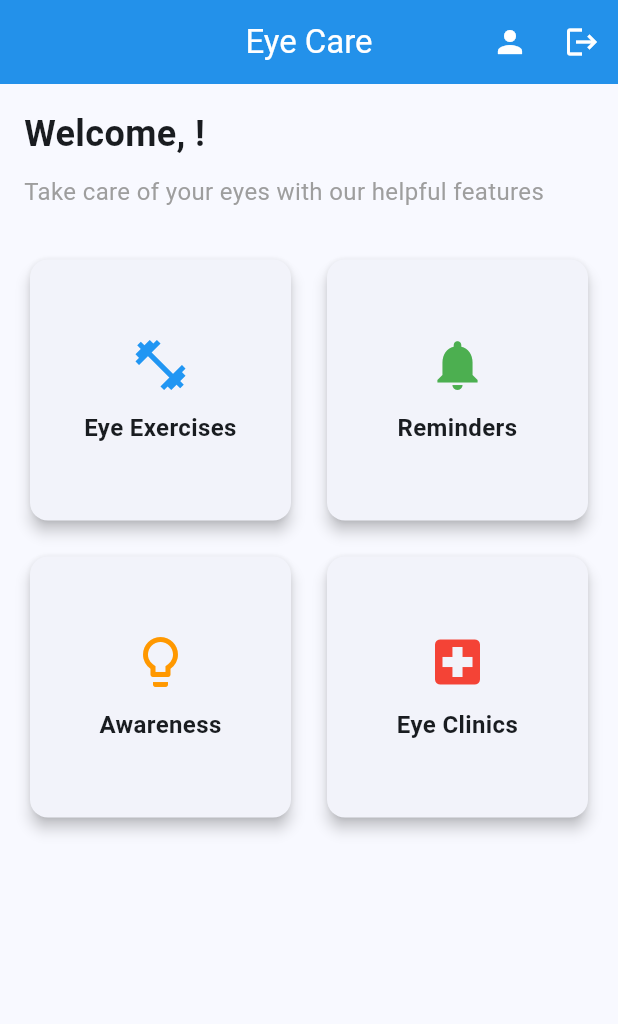
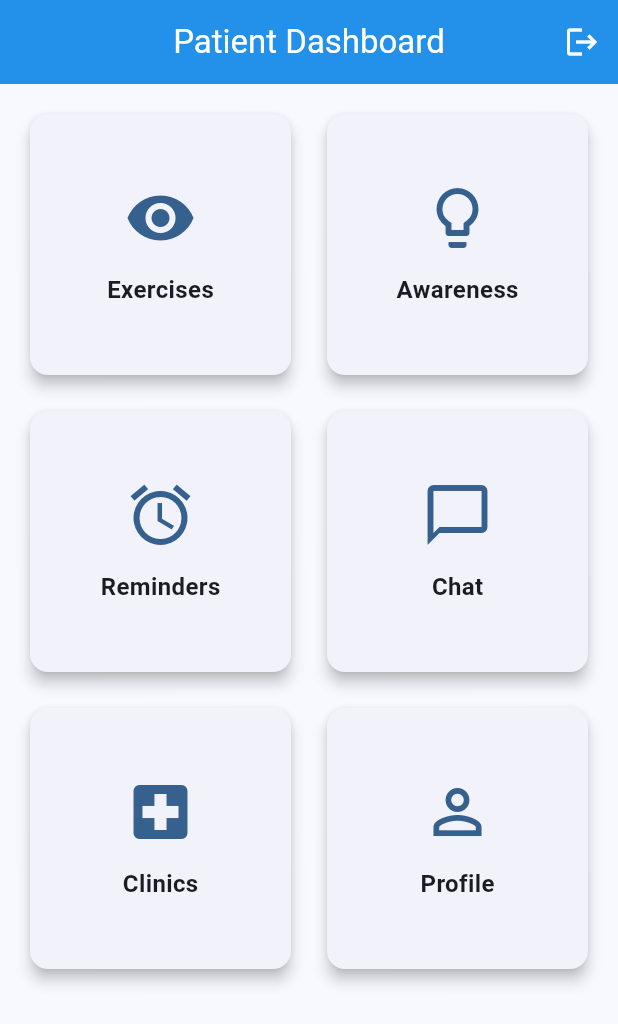
Before and after one commit to Birukdessalegn/eye-care-app, a Flutter app: the screen it shows once a user with an empty profile is signed in, after a tap on the "logout" icon, on a phone screen of 412 x 824 dp. Shown: the top 1024 px of the screen. Run offline on Flutter 3.47's test engine with Material 3 defaults, Android fonts, the light colour scheme and no system bars; our stand-ins replace cloud_firestore, firebase_auth, firebase_core, flutter_local_notifications, go_router, shared_preferences and 1 more; missing offline and left inert: firebase_app_check; accounts and stored records are empty; network calls fail.

Commit message:
modified with good interface

```diff
--- a/lib/main.dart
+++ b/lib/main.dart
@@ -1,5 +1,6 @@
 import 'package:flutter/material.dart';
 import 'package:firebase_core/firebase_core.dart';
+import 'package:firebase_app_check/firebase_app_check.dart';
 import 'package:provider/provider.dart';
 import 'package:go_router/go_router.dart';
 
@@ -15,7 +16,6 @@ import 'screens/exercise_screen.dart';
 import 'screens/awareness_screen.dart';
 import 'screens/reminder_settings_screen.dart';
 import 'screens/chat_screen.dart';
-import 'screens/admin_dashboard.dart';
 import 'screens/clinics_screen.dart';
 import 'utils/firebase_test.dart';
 
@@ -31,18 +31,25 @@ void main() async {
     );
     print('Firebase initialized successfully');
 
+    // Activate App Check
+    await FirebaseAppCheck.instance.activate(
+      androidProvider: AndroidProvider.debug,
+      // You can also set providers for other platforms, like Apple and web.
+    );
+    print('Firebase App Check activated with debug provider.');
+
     // Test Firebase connection
     await FirebaseTest.testConnection();
 
   } catch (e) {
-    print('Firebase initialization failed: $e');
+    print('Firebase initialization or App Check activation failed: $e');
   }
 
-  runApp(MyApp());
+  runApp(const MyApp());
 }
 
 class MyApp extends StatelessWidget {
-  MyApp({super.key});
+  const MyApp({super.key});
 
   @override
   Widget build(BuildContext context) {
@@ -55,6 +62,7 @@ class MyApp extends StatelessWidget {
         builder: (context, authService, child) {
           return MaterialApp.router(
             title: 'Eye Care',
+            debugShowCheckedModeBanner: false,
             theme: ThemeData(
               primarySwatch: Colors.blue,
               colorScheme: ColorScheme.fromSeed(seedColor: Colors.blue),
@@ -87,12 +95,10 @@ class MyApp extends StatelessWidget {
             routerConfig: GoRouter(
               routes: _buildRoutes(),
               redirect: (context, state) {
-                final isLoggedIn = authService.currentUser != null;
+                final isLoggedIn = authService.isLoggedIn;
                 final isAuthPage = state.uri.toString() == '/login' ||
                                   state.uri.toString() == '/register' ||
                                   state.uri.toString() == '/reset-password';
-
-                print('Router redirect - isLoggedIn: $isLoggedIn, isAuthPage: $isAuthPage, location: ${state.uri.toString()}');
 
                 if (!isLoggedIn && !isAuthPage) {
                   return '/login';
@@ -151,10 +157,6 @@ class MyApp extends StatelessWidget {
             builder: (context, state) => ChatScreen(userId: 'current_user_id'),
           ),
           GoRoute(
-            path: 'admin',
-            builder: (context, state) => const AdminDashboard(),
-          ),
-          GoRoute(
             path: 'clinics',
             builder: (context, state) => const ClinicsScreen(),
           ),
--- a/lib/screens/auth/login_screen.dart
+++ b/lib/screens/auth/login_screen.dart
@@ -21,14 +21,6 @@ class _LoginScreenState extends State<LoginScreen> {
   bool _isLoading = false;
 
   @override
-  void initState() {
-    super.initState();
-    // Pre-fill with test values for easier testing
-    _emailController.text = 'test@example.com';
-    _passwordController.text = 'password123';
-  }
-
-  @override
   Widget build(BuildContext context) {
     final authService = Provider.of<AuthService>(context);
 
@@ -38,7 +30,9 @@ class _LoginScreenState extends State<LoginScreen> {
         backgroundColor: Colors.blue,
         foregroundColor: Colors.white,
       ),
-      body: Container(
+      body: SingleChildScrollView(
+        child: Container(
+          padding: const EdgeInsets.symmetric(vertical: 20.0, horizontal: 16.0),
           decoration: const BoxDecoration(
             gradient: LinearGradient(
               begin: Alignment.topCenter,
@@ -47,8 +41,6 @@ class _LoginScreenState extends State<LoginScreen> {
             ),
           ),
           child: Center(
-          child: SingleChildScrollView(
-            padding: const EdgeInsets.all(16.0),
             child: Card(
               elevation: 8,
               shape: RoundedRectangleBorder(
@@ -103,9 +95,7 @@ class _LoginScreenState extends State<LoginScreen> {
                           : CustomButton(
                               text: 'Login',
                               onPressed: () async {
-                                print('Login button pressed');
                                 if (_formKey.currentState!.validate()) {
-                                  print('Form is valid');
                                   setState(() {
                                     _isLoading = true;
                                   });
@@ -115,16 +105,14 @@ class _LoginScreenState extends State<LoginScreen> {
                                     _passwordController.text.trim(),
                                   );
 
+                                  if (mounted) {
                                     setState(() {
                                       _isLoading = false;
                                     });
 
-                                  print('Login result: $success');
                                     if (success) {
-                                    print('Login successful, navigating to home');
-                                    // Navigation is handled by the router based on auth state
+                                      // The GoRouter redirect will handle navigation
                                     } else {
-                                    print('Login failed: ${authService.errorMessage}');
                                       ScaffoldMessenger.of(context).showSnackBar(
                                         SnackBar(
                                           content: Text(
@@ -137,15 +125,13 @@ class _LoginScreenState extends State<LoginScreen> {
                                         ),
                                       );
                                     }
-                                } else {
-                                  print('Form validation failed');
+                                  }
                                 }
                               },
                             ),
                       const SizedBox(height: 16.0),
                       TextButton(
                         onPressed: () {
-                          print('Navigate to register');
                           context.go('/register');
                         },
                         child: const Text('Don\'t have an account? Register'),
@@ -156,13 +142,6 @@ class _LoginScreenState extends State<LoginScreen> {
                           context.go('/reset-password');
                         },
                         child: const Text('Forgot Password?'),
-                      ),
-                      const SizedBox(height: 16.0),
-                      // Debug info
-                      const Text(
-                        'Test credentials: test@example.com / password123',
-                        style: TextStyle(fontSize: 12, color: Colors.grey),
-                        textAlign: TextAlign.center,
                       ),
                     ],
                   ),
--- a/lib/screens/home_screen.dart
+++ b/lib/screens/home_screen.dart
@@ -1,6 +1,7 @@
 import 'package:flutter/material.dart';
 import 'package:go_router/go_router.dart';
 import 'package:provider/provider.dart';
+import 'package:firebase_auth/firebase_auth.dart';
 
 import '../services/auth_service.dart';
 
@@ -9,90 +10,64 @@ class HomeScreen extends StatelessWidget {
 
   @override
   Widget build(BuildContext context) {
-    final authService = Provider.of<AuthService>(context);
-    final user = authService.currentUser;
-    final isAdmin = user?.isAdmin ?? false;
+    final authService = Provider.of<AuthService>(context, listen: false);
 
     return Scaffold(
       appBar: AppBar(
-        title: const Text('Eye Care'),
-        backgroundColor: Colors.blue,
-        foregroundColor: Colors.white,
+        title: const Text('Patient Dashboard'),
         actions: [
-          IconButton(
-            icon: const Icon(Icons.person),
-            onPressed: () {
-              context.go('/profile');
-            },
-          ),
           IconButton(
             icon: const Icon(Icons.logout),
             onPressed: () async {
               await authService.signOut();
-              context.go('/login');
+              // GoRouter's refreshListenable will handle the navigation
             },
+            tooltip: 'Logout',
           ),
         ],
       ),
       body: Padding(
         padding: const EdgeInsets.all(16.0),
-        child: Column(
-          crossAxisAlignment: CrossAxisAlignment.start,
-          children: <Widget>[
-            Text(
-              'Welcome, ${user?.name ?? "User"}!',
-              style: const TextStyle(fontSize: 24, fontWeight: FontWeight.bold),
-            ),
-            const SizedBox(height: 10),
-            const Text(
-              'Take care of your eyes with our helpful features',
-              style: TextStyle(fontSize: 16, color: Colors.grey),
-            ),
-            const SizedBox(height: 30),
-            Expanded(
         child: GridView.count(
           crossAxisCount: 2,
           crossAxisSpacing: 16,
           mainAxisSpacing: 16,
           children: [
-                  _buildFeatureCard(
+            _buildDashboardCard(
               context,
-                    'Eye Exercises',
-                    Icons.fitness_center,
-                    Colors.blue,
-                    '/exercises',
+              icon: Icons.visibility,
+              label: 'Exercises',
+              onTap: () => context.go('/exercises'),
             ),
-                  _buildFeatureCard(
+            _buildDashboardCard(
               context,
-                    'Reminders',
-                    Icons.notifications,
-                    Colors.green,
-                    '/reminders',
+              icon: Icons.lightbulb_outline,
+              label: 'Awareness',
+              onTap: () => context.go('/awareness'),
             ),
-                  _buildFeatureCard(
+            _buildDashboardCard(
               context,
-                    'Awareness',
-                    Icons.lightbulb_outline,
-                    Colors.orange,
-                    '/awareness',
+              icon: Icons.alarm,
+              label: 'Reminders',
+              onTap: () => context.go('/reminders'),
             ),
-                  _buildFeatureCard(
+            _buildDashboardCard(
               context,
-                    'Eye Clinics',
-                    Icons.local_hospital,
-                    Colors.red,
-                    '/clinics',
+              icon: Icons.chat_bubble_outline,
+              label: 'Chat',
+              onTap: () => context.go('/chat'),
             ),
-                  if (isAdmin)
-                    _buildFeatureCard(
+            _buildDashboardCard(
               context,
-                      'Admin Dashboard',
-                      Icons.admin_panel_settings,
-                      Colors.purple,
-                      '/admin',
+              icon: Icons.local_hospital,
+              label: 'Clinics',
+              onTap: () => context.go('/clinics'),
             ),
-                ],
-              ),
+            _buildDashboardCard(
+              context,
+              icon: Icons.person_outline,
+              label: 'Profile',
+              onTap: () => context.go('/profile'),
             ),
           ],
         ),
@@ -100,36 +75,22 @@ class HomeScreen extends StatelessWidget {
     );
   }
 
-  Widget _buildFeatureCard(
-    BuildContext context,
-    String title,
-    IconData icon,
-    Color color,
-    String route,
-  ) {
-    return Card(
+  Widget _buildDashboardCard(BuildContext context, {required IconData icon, required String label, required VoidCallback onTap}) {
+    return InkWell(
+      onTap: onTap,
+      borderRadius: BorderRadius.circular(12),
+      child: Card(
         elevation: 4,
-      child: InkWell(
-        onTap: () {
-          context.go(route);
-        },
-        child: Padding(
-          padding: const EdgeInsets.all(16.0),
+        shape: RoundedRectangleBorder(
+          borderRadius: BorderRadius.circular(12),
+        ),
         child: Column(
           mainAxisAlignment: MainAxisAlignment.center,
           children: [
-              Icon(icon, size: 40, color: color),
-              const SizedBox(height: 10),
-              Text(
-                title,
-                textAlign: TextAlign.center,
-                style: const TextStyle(
-                  fontSize: 16,
-                  fontWeight: FontWeight.bold,
-                ),
-              ),
+            Icon(icon, size: 48, color: Theme.of(context).primaryColor),
+            const SizedBox(height: 12),
+            Text(label, style: const TextStyle(fontSize: 16, fontWeight: FontWeight.bold)),
           ],
-          ),
         ),
       ),
     );
--- a/lib/services/auth_service.dart
+++ b/lib/services/auth_service.dart
@@ -13,6 +13,7 @@ class AuthService with ChangeNotifier {
 
   UserModel? get currentUser => _currentUser;
   String get errorMessage => _errorMessage;
+  bool get isLoggedIn => _currentUser != null;
 
   AuthService() {
     _auth.authStateChanges().listen(_onAuthStateChanged);
@@ -21,142 +22,70 @@ class AuthService with ChangeNotifier {
   Future<void> _onAuthStateChanged(User? firebaseUser) async {
     if (firebaseUser == null) {
       _currentUser = null;
-      notifyListeners();
     } else {
-      try {
-        // Get user data from Firestore
-        DocumentSnapshot userDoc = await _firestore.collection('users').doc(firebaseUser.uid).get();
+      await _fetchUser(firebaseUser.uid);
+    }
+    notifyListeners();
+  }
 
-        if (userDoc.exists) {
-          _currentUser = UserModel.fromMap(userDoc.data() as Map<String, dynamic>);
-        } else {
-          // Create new user document if it doesn't exist
-          _currentUser = UserModel(
-            id: firebaseUser.uid,
-            name: firebaseUser.displayName ?? 'User',
-            email: firebaseUser.email ?? '',
-            role: 'user',
-          );
-          await _firestore.collection('users').doc(firebaseUser.uid).set(_currentUser!.toMap());
-        }
-        notifyListeners();
-      } catch (e) {
-        print('Error in _onAuthStateChanged: $e');
-        _currentUser = null;
-        notifyListeners();
+  Future<void> _fetchUser(String userId) async {
+    try {
+      DocumentSnapshot userDoc =
+          await _firestore.collection('users').doc(userId).get();
+      if (userDoc.exists) {
+        _currentUser = UserModel.fromMap(userDoc.data() as Map<String, dynamic>);
       }
+    } catch (e) {
+      print('Error fetching user: $e');
+      _currentUser = null;
     }
   }
 
   Future<bool> register(String name, String email, String password, {String role = 'user'}) async {
-    print('Attempting registration with: $email');
     try {
       UserCredential result = await _auth.createUserWithEmailAndPassword(
         email: email.trim(),
         password: password.trim(),
       );
 
-      print('Registration successful: ${result.user?.uid}');
-
-      // Create user document in Firestore
-      _currentUser = UserModel(
+      UserModel newUser = UserModel(
         id: result.user!.uid,
         name: name,
         email: email,
         role: role,
       );
 
-      await _firestore.collection('users').doc(result.user!.uid).set(_currentUser!.toMap());
+      await _firestore.collection('users').doc(result.user!.uid).set(newUser.toMap());
 
       _errorMessage = '';
       return true;
     } on FirebaseAuthException catch (e) {
-      print('Registration failed: ${e.code} - ${e.message}');
       _errorMessage = _getErrorMessage(e);
+      notifyListeners();
       return false;
     } catch (e) {
-      print('Unexpected error during registration: $e');
       _errorMessage = 'An unexpected error occurred. Please try again.';
+      notifyListeners();
       return false;
     }
   }
 
   Future<bool> signIn(String email, String password) async {
-    print('Attempting login with: $email');
     try {
-      UserCredential result = await _auth.signInWithEmailAndPassword(
+      await _auth.signInWithEmailAndPassword(
         email: email.trim(),
         password: password.trim(),
       );
 
-      print('Login successful: ${result.user?.uid}');
       _errorMessage = '';
       return true;
     } on FirebaseAuthException catch (e) {
-      print('Login failed: ${e.code} - ${e.message}');
       _errorMessage = _getErrorMessage(e);
-
-      // Show more specific error messages
-      if (e.code == 'user-not-found') {
-        _errorMessage = 'No account found with this email. Please register first.';
-      } else if (e.code == 'wrong-password') {
-        _errorMessage = 'Incorrect password. Please try again.';
-      } else if (e.code == 'invalid-email') {
-        _errorMessage = 'Invalid email address format.';
-      } else if (e.code == 'network-request-failed') {
-        _errorMessage = 'Network error. Please check your internet connection.';
-      }
-
+      notifyListeners();
       return false;
     } catch (e) {
-      print('Unexpected error during login: $e');
       _errorMessage = 'An unexpected error occurred. Please try again.';
-      return false;
-    }
-  }
-
-  Future<bool> updateUserProfile(String name) async {
-    try {
-      final user = _auth.currentUser;
-      if (user != null) {
-        // Update in Firestore
-        await _firestore.collection('users').doc(user.uid).update({
-          'name': name,
-        });
-
-        // Update local user data
-        _currentUser = UserModel(
-          id: user.uid,
-          name: name,
-          email: _currentUser?.email ?? user.email ?? '',
-          role: _currentUser?.role ?? 'user',
-        );
-
-        notifyListeners();
-        return true;
-      }
-      return false;
-    } catch (e) {
-      _errorMessage = 'Failed to update profile. Please try again.';
-      return false;
-    }
-  }
-
-  Future<bool> deleteAccount() async {
-    try {
-      final user = _auth.currentUser;
-      if (user != null) {
-        // Delete user document from Firestore
-        await _firestore.collection('users').doc(user.uid).delete();
-
-        // Delete user from Firebase Auth
-        await user.delete();
-
-        return true;
-      }
-      return false;
-    } catch (e) {
-      _errorMessage = 'Failed to delete account. Please try again.';
+      notifyListeners();
       return false;
     }
   }
@@ -168,9 +97,54 @@ class AuthService with ChangeNotifier {
       return true;
     } on FirebaseAuthException catch (e) {
       _errorMessage = _getErrorMessage(e);
+      notifyListeners();
       return false;
     } catch (e) {
       _errorMessage = 'An unexpected error occurred. Please try again.';
+      notifyListeners();
+      return false;
+    }
+  }
+
+  Future<bool> updateUserProfile(String name) async {
+    if (_currentUser == null) return false;
+
+    try {
+      await _firestore.collection('users').doc(_currentUser!.id).update({'name': name});
+      // Re-fetch user data to update the UI
+      await _fetchUser(_currentUser!.id);
+      notifyListeners();
+      return true;
+    } catch (e) {
+      _errorMessage = 'Failed to update profile.';
+      notifyListeners();
+      return false;
+    }
+  }
+
+  Future<bool> deleteAccount() async {
+    if (_currentUser == null) return false;
+
+    try {
+      // First, delete the user's document from Firestore
+      await _firestore.collection('users').doc(_currentUser!.id).delete();
+
+      // Then, delete the user from Firebase Authentication
+      await _auth.currentUser!.delete();
+
+      return true;
+    } on FirebaseAuthException catch (e) {
+      // Handle re-authentication if necessary
+      if (e.code == 'requires-recent-login') {
+        _errorMessage = 'Please log out and log back in again to delete your account.';
+      } else {
+        _errorMessage = _getErrorMessage(e);
+      }
+      notifyListeners();
+      return false;
+    } catch (e) {
+      _errorMessage = 'Failed to delete account.';
+      notifyListeners();
       return false;
     }
   }
@@ -187,14 +161,10 @@ class AuthService with ChangeNotifier {
         return 'Wrong password provided for that user.';
       case 'email-already-in-use':
         return 'The account already exists for that email.';
-      case 'invalid-email':
-        return 'The email address is not valid.';
-      case 'operation-not-allowed':
-        return 'Email/password accounts are not enabled.';
-      case 'weak-password':
-        return 'The password is too weak.';
-      case 'network-request-failed':
-        return 'Network error. Please check your internet connection.';
+      case 'invalid-credential':
+        return 'Invalid credentials, please check your email and password.';
+      case 'requires-recent-login':
+        return 'This operation is sensitive and requires recent authentication. Please log in again before retrying.';
       default:
         return 'An error occurred. Please try again.';
     }
--- a/pubspec.yaml
+++ b/pubspec.yaml
@@ -43,6 +43,7 @@ dependencies:
   shared_preferences: ^2.2.2
   flutter_local_notifications: ^17.1.0
   timezone: ^0.9.2
+  firebase_app_check: ^0.4.0+1
 
 
 dev_dependencies:
```
Also changed, not shown: firebase.json, lib/firebase_options.dart, pubspec.lock, 2 other files. Lines whose indentation alone changed are shown as unchanged.
